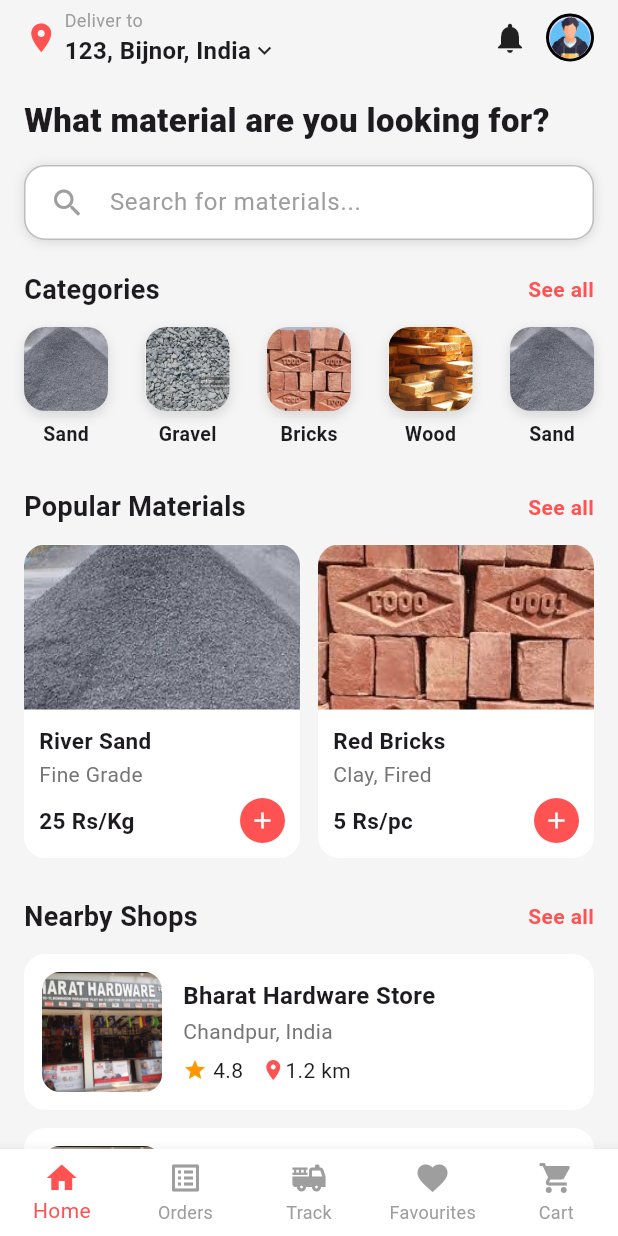
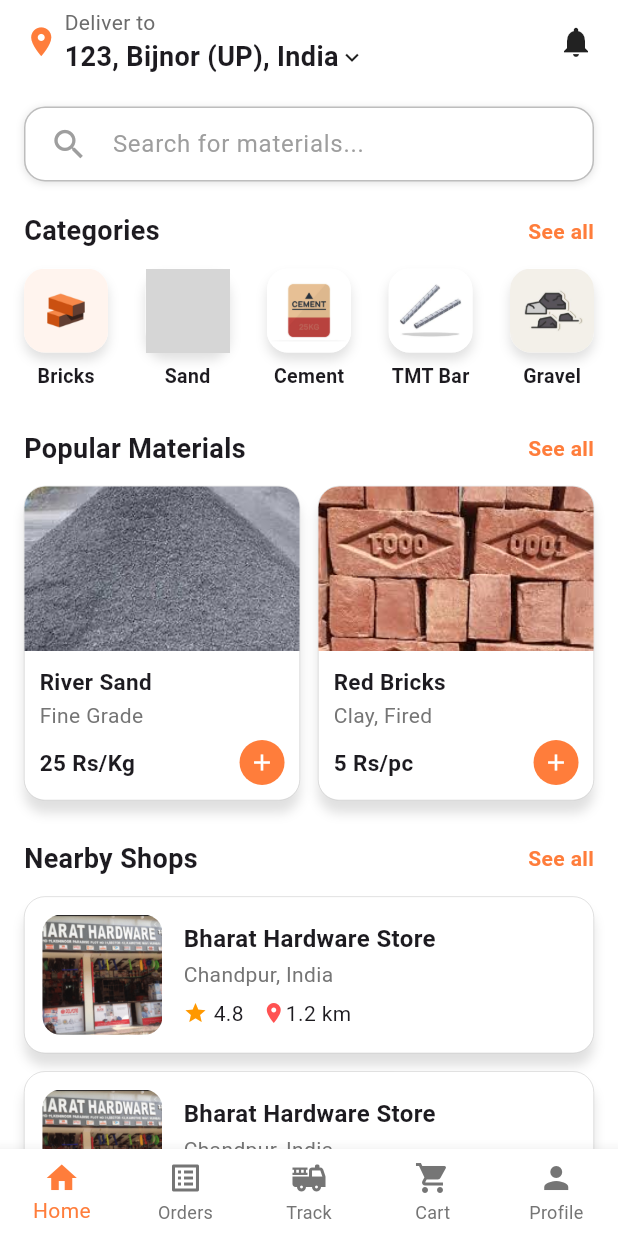
Before and after one commit to AK-Alok/MatGet, a Flutter app: the HomeScreen screen opened directly, on a phone screen of 412 x 824 dp. Run offline on Flutter 3.47's test engine with Material 3 defaults, Android fonts, the phone set to English and light mode, and no system bars; grey boxes are pictures that could not be loaded.

Commit message:
Progress in project

```diff
--- a/lib/screens/home_screen.dart
+++ b/lib/screens/home_screen.dart
@@ -7,7 +7,7 @@ class HomeScreen extends StatelessWidget {
   @override
   Widget build(BuildContext context) {
     return Scaffold(
-      backgroundColor: Colors.grey[100],
+      backgroundColor: Colors.white,
       body: SafeArea(
         child: SingleChildScrollView(
           padding: EdgeInsets.symmetric(horizontal: 16),
@@ -24,7 +24,7 @@ class HomeScreen extends StatelessWidget {
                     children: [
                       Icon(
                         Icons.location_on,
-                        color: Colors.redAccent,
+                        color: Color(0xffff7d3b),
                         size: 23,
                       ),
                       SizedBox(width: 4),
@@ -33,14 +33,14 @@ class HomeScreen extends StatelessWidget {
                         children: [
                           Text(
                             "Deliver to",
-                            style: TextStyle(color: Colors.grey, fontSize: 12),
+                            style: TextStyle(color: const Color.fromARGB(255, 108, 108, 108), fontSize: 14),
                           ),
                           Row(
                             children: [
                               Text(
-                                "123, Bijnor, India",
+                                "123, Bijnor (UP), India",
                                 style: TextStyle(
-                                  fontSize: 16,
+                                  fontSize: 18,
                                   fontWeight: FontWeight.w700,
                                 ),
                               ),
@@ -54,34 +54,34 @@ class HomeScreen extends StatelessWidget {
                   Row(
                     children: [
                       Icon(Icons.notifications, size: 24),
-                      SizedBox(width: 12),
-                      Container(
-                        padding: EdgeInsets.all(2), // Border width
-                        decoration: BoxDecoration(
-                          color: Colors.black, // Border color
-                          shape: BoxShape.circle,
-                        ),
-                        child: CircleAvatar(
-                          radius: 14,
-                          backgroundImage: AssetImage(
-                            "assets/images/profile.png",
-                          ),
-                        ),
-                      ),
+                      // SizedBox(width: 12),
+                      // Container(
+                      //   padding: EdgeInsets.all(2), // Border width
+                      //   decoration: BoxDecoration(
+                      //     color: Colors.black, // Border color
+                      //     shape: BoxShape.circle,
+                      //   ),
+                      //   child: CircleAvatar(
+                      //     radius: 14,
+                      //     backgroundImage: AssetImage(
+                      //       "assets/images/profile.png",
+                      //     ),
+                      //   ),
+                      // ),
                     ],
                   ),
                 ],
               ),
 
-              SizedBox(height: 20),
+               SizedBox(height: 20),
 
-              // SEARCH TITLE
-              Text(
-                "What material are you looking for?",
-                style: TextStyle(fontSize: 22, fontWeight: FontWeight.w800),
-              ),
+              // // SEARCH TITLE
+              // Text(
+              //   "What material are you looking for?",
+              //   style: TextStyle(fontSize: 22, fontWeight: FontWeight.w800),
+              // ),
 
-              SizedBox(height: 14),
+              // SizedBox(height: 14),
 
               // SEARCH BAR
               Container(
@@ -90,7 +90,7 @@ class HomeScreen extends StatelessWidget {
                   boxShadow: [
                     BoxShadow(
                       color: Colors.black12,
-                      blurRadius: 6,
+                      blurRadius: 4,
                       spreadRadius: 0,
                       offset: Offset(0, 1),
                     ),
@@ -104,7 +104,7 @@ class HomeScreen extends StatelessWidget {
                     hintText: "Search for materials...",
                     hintStyle: TextStyle(color: Colors.grey),
                     border: InputBorder.none,
-                    icon: Icon(Icons.search, color: Colors.grey),
+                    icon: Icon(Icons.search, color: Colors.grey, size: 26,),
                   ),
                 ),
               ),
@@ -122,7 +122,7 @@ class HomeScreen extends StatelessWidget {
                   Text(
                     "See all",
                     style: TextStyle(
-                      color: Colors.redAccent,
+                      color: Color(0xffff7d3b),
                       fontWeight: FontWeight.w600,
                     ),
                   ),
@@ -135,11 +135,11 @@ class HomeScreen extends StatelessWidget {
               Row(
                 mainAxisAlignment: MainAxisAlignment.spaceBetween,
                 children: [
-                  _buildCategory("Sand", "assets/images/sand.jpeg"),
-                  _buildCategory("Gravel", "assets/images/gravel.jpg"),
-                  _buildCategory("Bricks", "assets/images/bricks.jpeg"),
-                  _buildCategory("Wood", "assets/images/wood.jpg"),
-                  _buildCategory("Sand", "assets/images/sand.jpeg"),
+                  _buildCategory("Bricks", "assets/images/bricks1.jpg"),
+                  _buildCategory("Sand", "assets/images/sand1.avif"),
+                  _buildCategory("Cement", "assets/images/cement1.jpg"),
+                  _buildCategory("TMT Bar", "assets/images/steel2.jpg"),
+                  _buildCategory("Gravel", "assets/images/gravel1.jpg"),
                 ],
               ),
 
@@ -156,7 +156,7 @@ class HomeScreen extends StatelessWidget {
                   Text(
                     "See all",
                     style: TextStyle(
-                      color: Colors.redAccent,
+                      color: Color(0xffff7d3b),
                       fontWeight: FontWeight.w600,
                     ),
                   ),
@@ -229,7 +229,7 @@ class HomeScreen extends StatelessWidget {
                   Text(
                     "See all",
                     style: TextStyle(
-                      color: Colors.redAccent,
+                      color: Color(0xffff7d3b),
                       fontWeight: FontWeight.w600,
                     ),
                   ),
@@ -257,20 +257,20 @@ class HomeScreen extends StatelessWidget {
         backgroundColor: Colors.white,
         type: BottomNavigationBarType.fixed,
         currentIndex: 0,
-        selectedItemColor: Colors.redAccent,
-        unselectedItemColor: Colors.grey,
+        selectedItemColor: Color(0xffff7d3b),
+        unselectedItemColor: Colors.grey[600],
         showUnselectedLabels: true,
         items: [
           BottomNavigationBarItem(icon: Icon(Icons.home), label: "Home"),
           BottomNavigationBarItem(icon: Icon(Icons.list_alt), label: "Orders"),
           BottomNavigationBarItem(icon: Icon(Icons.fire_truck), label: "Track"),
           BottomNavigationBarItem(
-            icon: Icon(Icons.favorite),
-            label: "Favourites",
+            icon: Icon(Icons.shopping_cart),
+            label: "Cart",
           ),
           BottomNavigationBarItem(
-            icon: Icon(Icons.shopping_cart),
-            label: "Cart",
+            icon: Icon(Icons.person),
+            label: "Profile",
           ),
         ],
       ),
@@ -291,7 +291,7 @@ class HomeScreen extends StatelessWidget {
               BoxShadow(
                 color: Colors.black12,
                 blurRadius: 6,
-                offset: Offset(0, 3),
+                offset: Offset(0, 5),
               ),
             ],
           ),
@@ -319,6 +319,14 @@ class HomeScreen extends StatelessWidget {
       decoration: BoxDecoration(
         color: Colors.white,
         borderRadius: BorderRadius.circular(14),
+        border: BoxBorder.all(color: Colors.grey[400]!, width: 0.3),
+        boxShadow: [
+              BoxShadow(
+                color: Colors.black12,
+                blurRadius: 6,
+                offset: Offset(0, 8),
+              ),
+            ],
       ),
       child: Column(
         crossAxisAlignment: CrossAxisAlignment.start,
@@ -357,7 +365,7 @@ class HomeScreen extends StatelessWidget {
                     Container(
                       padding: EdgeInsets.all(6),
                       decoration: BoxDecoration(
-                        color: Colors.redAccent,
+                        color: Color(0xffff7d3b),
                         shape: BoxShape.circle,
                       ),
                       child: Icon(Icons.add, color: Colors.white, size: 18),
@@ -379,6 +387,14 @@ class HomeScreen extends StatelessWidget {
       decoration: BoxDecoration(
         color: Colors.white,
         borderRadius: BorderRadius.circular(14),
+        border: BoxBorder.all(color: Colors.grey[400]!, width: 0.3),
+        boxShadow: [
+              BoxShadow(
+                color: Colors.black12,
+                blurRadius: 6,
+                offset: Offset(0, 8),
+              ),
+            ],
       ),
       child: Row(
         children: [
```
Also changed, not shown: assets/images/bricks1.jpg (added), assets/images/cement1.jpg (added), assets/images/gravel1.jpg (added), assets/images/steel.jpg (added), assets/images/steel1.jpg (added), assets/images/steel2.jpg (added), 1 other file.
